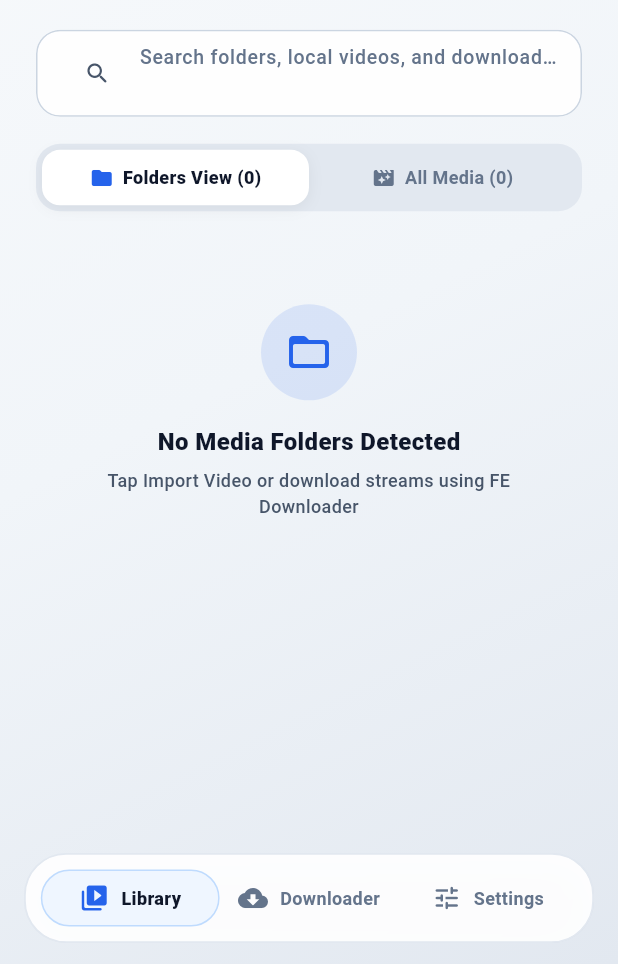
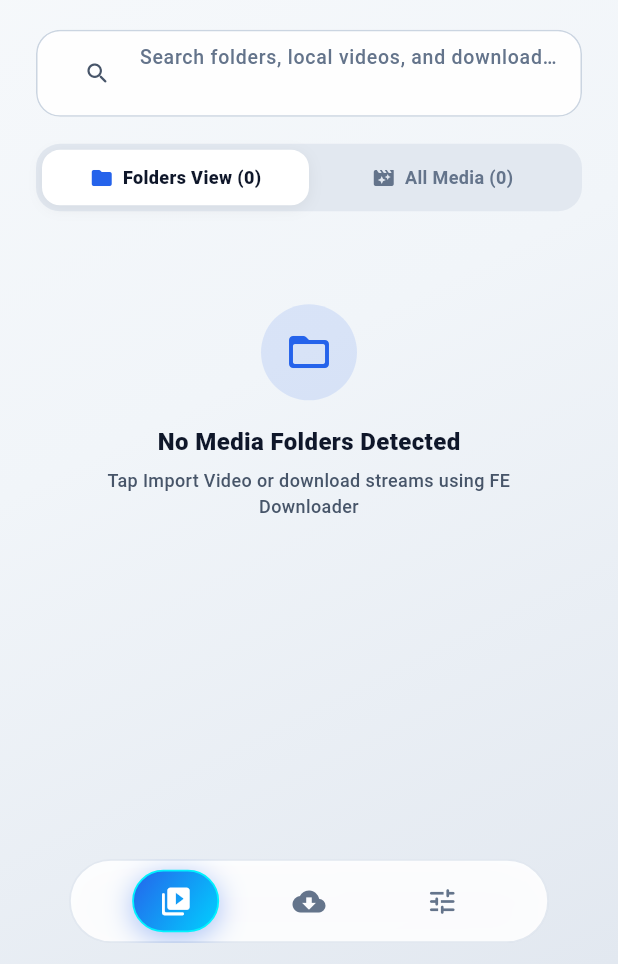
Before and after one commit to pabeledp/FEPlayer, a Flutter app: the screen it shows after launch, on a phone screen of 412 x 824 dp, the part 272-1236 px from its top. Run offline on Flutter 3.47's test engine with Material 3 defaults, Android fonts, the light colour scheme and no system bars; our stand-ins replace audio_service, file_picker, permission_handler, shared_preferences; missing offline and left inert: audio_session, flutter_acrylic, media_kit, media_kit_video, screen_brightness, volume_controller and 2 more; Roboto replaces fonts that are missing (SF Pro Display); statements that could not run were skipped.

Commit message:
perf: implement high-speed chunked range downloader with auto-retry and minimalist icon nav bar

```diff
--- a/lib/src/widgets/apple_nav_bar.dart
+++ b/lib/src/widgets/apple_nav_bar.dart
@@ -1,5 +1,6 @@
 import 'dart:ui';
 import 'package:flutter/material.dart';
+import '../constants/app_theme.dart';
 
 class AppleNavBar extends StatelessWidget {
   final int selectedIndex;
@@ -13,26 +14,20 @@ class AppleNavBar extends StatelessWidget {
 
   @override
   Widget build(BuildContext context) {
-    final screenWidth = MediaQuery.of(context).size.width;
-    final isCompact = screenWidth < 500;
-
     return Center(
       child: Container(
-        constraints: const BoxConstraints(maxWidth: 460),
-        margin: EdgeInsets.symmetric(
-          horizontal: isCompact ? 16 : 24,
-          vertical: 14,
-        ),
+        constraints: const BoxConstraints(maxWidth: 320),
+        margin: const EdgeInsets.symmetric(horizontal: 24, vertical: 14),
         child: ClipRRect(
-          borderRadius: BorderRadius.circular(28),
+          borderRadius: BorderRadius.circular(30),
           child: BackdropFilter(
-            filter: ImageFilter.blur(sigmaX: 20.0, sigmaY: 20.0),
+            filter: ImageFilter.blur(sigmaX: 22.0, sigmaY: 22.0),
             child: Container(
-              height: 60,
+              height: 56,
               padding: const EdgeInsets.symmetric(horizontal: 10, vertical: 6),
               decoration: BoxDecoration(
-                color: Colors.white.withOpacity(0.94),
-                borderRadius: BorderRadius.circular(28),
+                color: Colors.white.withOpacity(0.92),
+                borderRadius: BorderRadius.circular(30),
                 border: Border.all(
                   color: const Color(0xFFE2E8F0),
                   width: 1.2,
@@ -52,29 +47,23 @@ class AppleNavBar extends StatelessWidget {
               child: Row(
                 mainAxisAlignment: MainAxisAlignment.spaceEvenly,
                 children: [
-                  Expanded(
-                    child: _NavTab(
+                  _NavIconTab(
                     icon: Icons.video_library_rounded,
-                      label: "Library",
+                    tooltip: "Media Library",
                     isSelected: selectedIndex == 0,
                     onTap: () => onTabSelected(0),
                   ),
-                  ),
-                  Expanded(
-                    child: _NavTab(
+                  _NavIconTab(
                     icon: Icons.cloud_download_rounded,
-                      label: "Downloader",
+                    tooltip: "FE Downloader",
                     isSelected: selectedIndex == 1,
                     onTap: () => onTabSelected(1),
                   ),
-                  ),
-                  Expanded(
-                    child: _NavTab(
+                  _NavIconTab(
                     icon: Icons.tune_rounded,
-                      label: "Settings",
+                    tooltip: "Settings & Preferences",
                     isSelected: selectedIndex == 2,
                     onTap: () => onTabSelected(2),
-                    ),
                   ),
                 ],
               ),
@@ -86,52 +75,65 @@ class AppleNavBar extends StatelessWidget {
   }
 }
 
-class _NavTab extends StatelessWidget {
+class _NavIconTab extends StatefulWidget {
   final IconData icon;
-  final String label;
+  final String tooltip;
   final bool isSelected;
   final VoidCallback onTap;
 
-  const _NavTab({
+  const _NavIconTab({
     required this.icon,
-    required this.label,
+    required this.tooltip,
     required this.isSelected,
     required this.onTap,
   });
 
   @override
+  State<_NavIconTab> createState() => _NavIconTabState();
+}
+
+class _NavIconTabState extends State<_NavIconTab> {
+  bool _isHovered = false;
+
+  @override
   Widget build(BuildContext context) {
-    return GestureDetector(
-      onTap: onTap,
+    return Tooltip(
+      message: widget.tooltip,
+      child: MouseRegion(
+        onEnter: (_) => setState(() => _isHovered = true),
+        onExit: (_) => setState(() => _isHovered = false),
+        child: GestureDetector(
+          onTap: widget.onTap,
           behavior: HitTestBehavior.opaque,
           child: AnimatedContainer(
             duration: const Duration(milliseconds: 200),
-        padding: const EdgeInsets.symmetric(horizontal: 12, vertical: 8),
+            width: 58,
+            height: 42,
             decoration: BoxDecoration(
-          color: isSelected ? const Color(0xFFEFF6FF) : Colors.transparent,
-          borderRadius: BorderRadius.circular(20),
-          border: isSelected
-              ? Border.all(color: const Color(0xFFBFDBFE), width: 1.0)
+              gradient: widget.isSelected ? AppTheme.accentGradient : null,
+              color: widget.isSelected
+                  ? null
+                  : (_isHovered
+                      ? const Color(0xFFF1F5F9)
+                      : Colors.transparent),
+              borderRadius: BorderRadius.circular(22),
+              border: widget.isSelected
+                  ? Border.all(color: const Color(0xFF00F2FE), width: 1.2)
                   : null,
+              boxShadow: widget.isSelected ? AppTheme.buttonGlow : null,
             ),
-        child: Row(
-          mainAxisAlignment: MainAxisAlignment.center,
-          children: [
-            Icon(
-              icon,
-              size: 20,
-              color: isSelected ? const Color(0xFF2563EB) : const Color(0xFF64748B),
-            ),
-            const SizedBox(width: 8),
-            Text(
-              label,
-              style: TextStyle(
-                color: isSelected ? const Color(0xFF0F172A) : const Color(0xFF64748B),
-                fontSize: 12,
-                fontWeight: isSelected ? FontWeight.w900 : FontWeight.w700,
+            child: Center(
+              child: Icon(
+                widget.icon,
+                size: 22,
+                color: widget.isSelected
+                    ? Colors.white
+                    : (_isHovered
+                        ? const Color(0xFF2563EB)
+                        : const Color(0xFF64748B)),
               ),
             ),
-          ],
+          ),
         ),
       ),
     );
```
Also changed, not shown: lib/src/controllers/downloader_controller.dart (+92 -49 lines). Lines whose indentation alone changed are shown as unchanged.
